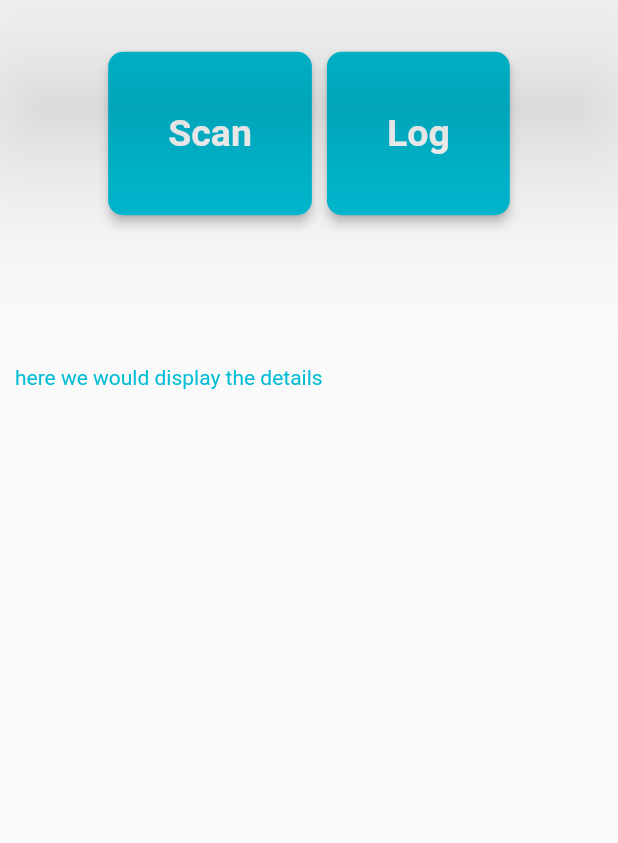
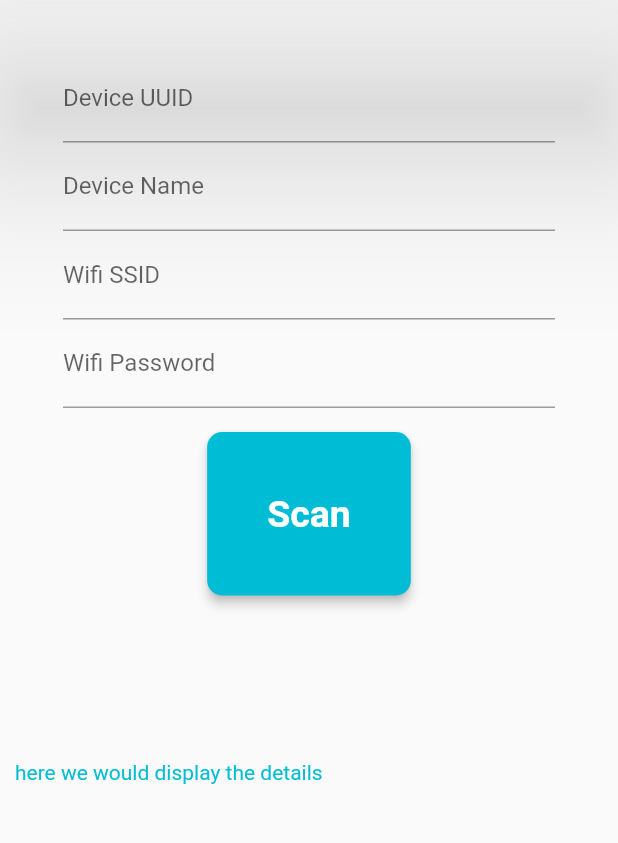
Before and after one commit to arkaja2811/wifi-ES-App, a Flutter app: the Controls screen opened by its route, on a phone screen of 412 x 824 dp, the part 84-927 px from its top. Run offline on Flutter 3.47's test engine with Material 2 defaults, Android fonts, the phone set to English and light mode, and no system bars; our stand-ins replace animated_splash_screen.

Commit message:
request funcitions done

```diff
--- a/lib/pages/controls_page.dart
+++ b/lib/pages/controls_page.dart
@@ -1,5 +1,8 @@
 import 'package:flutter/material.dart';
 import 'package:flutter/services.dart';
+import 'package:wifies/utils/routes.dart';
+import 'package:wifies/utils/strings.dart';
+
 
 class Controls extends StatefulWidget {
   const Controls({ Key? key }) : super(key: key);
@@ -9,6 +12,13 @@ class Controls extends StatefulWidget {
 }
 
 class _ControlsState extends State<Controls> {
+
+   final _formKey=GlobalKey<FormState>();
+  //  String uuid='';
+  //  String wifiId='';
+  //  String deviceName='';
+  //  String wifiPswd='';
+
   @override
   Widget build(BuildContext context) {
     return Scaffold(
@@ -41,6 +51,7 @@ class _ControlsState extends State<Controls> {
         padding: EdgeInsets.symmetric(vertical: 10.0, horizontal: 10.0),
         child: Container(
 
+          child: SingleChildScrollView(
             child: Column(
               mainAxisAlignment: MainAxisAlignment.center,
               children: [
@@ -48,9 +59,79 @@ class _ControlsState extends State<Controls> {
                   height: 10.0,
                   width: 10.0,
                 ),
-              Row(
-              mainAxisAlignment: MainAxisAlignment.center,
-              children: [
+
+
+              Form(
+                key:_formKey,
+                child: Column(children: [
+                  Padding(padding: const EdgeInsets.symmetric(vertical: 16, horizontal: 32),
+                  child: Column(children: [
+                    TextFormField(decoration: InputDecoration(hintText: "Enter UUID of device", labelText: "Device UUID"),
+                    validator: (value){
+                      if(value!.isEmpty){
+                        return "UUID can't be empty";
+                      }
+                      return null;
+                    },
+                    onChanged: (value){
+                      Str.uuid=value;
+                      setState(() {
+
+                      });
+                    },
+                    ),
+
+                    TextFormField(decoration: InputDecoration(hintText: "Enter Device name", labelText: "Device Name"),
+                    validator: (value){
+                      if(value!.isEmpty){
+                        return "Device Name can't be empty";
+                      }
+                      return null;
+                    },
+                    onChanged: (value){
+                      Str.deviceName=value;
+                      setState(() {
+
+                      });
+                    },
+                    ),
+
+                    TextFormField(decoration: InputDecoration(hintText: "Enter SSID of wifi", labelText: "Wifi SSID"),
+                    validator: (value){
+                      if(value!.isEmpty){
+                        return "Wifi SSID can't be empty";
+                      }
+                      return null;
+                    },
+                    onChanged: (value){
+                      Str.wifiId=value;
+                      setState(() {
+
+                      });
+                    },
+                    ),
+
+                    TextFormField(decoration: InputDecoration(hintText: "Enter password of wifi", labelText: "Wifi Password"),
+                    validator: (value){
+                      if(value!.isEmpty){
+                        return "Password can't be empty";
+                      }
+                      return null;
+                    },
+                    onChanged: (value){
+                      Str.wifiPswd=value;
+                      setState(() {
+
+                      });
+                    },
+                    ),
+
+                  ],),),
+
+                ],),),
+
+
+
               ElevatedButton(
 
                           onPressed: () {  },
@@ -70,23 +151,19 @@ class _ControlsState extends State<Controls> {
                 width: 10.0,
               ),
 
-              ElevatedButton(
+              // ElevatedButton(
 
-                          onPressed: () {  },
-                          child: Text('Log', style: TextStyle(fontSize: 25.0, color: Colors.white, fontWeight: FontWeight.bold, ),),
-                          style: ElevatedButton.styleFrom(
-                       primary: Colors.cyan, //background color of button
-                       elevation: 3, //elevation of button
-                       shape: RoundedRectangleBorder( //to set border radius to button
-                      borderRadius: BorderRadius.circular(10)
-                  ),
-                        padding: EdgeInsets.all(40) //content padding inside button
-                   ),
-                          ),
-
-
-            ],
-            ),
+              //             onPressed: () {  },
+              //             child: Text('Log', style: TextStyle(fontSize: 25.0, color: Colors.white, fontWeight: FontWeight.bold, ),),
+              //             style: ElevatedButton.styleFrom(
+              //          primary: Colors.cyan, //background color of button
+              //          elevation: 3, //elevation of button
+              //          shape: RoundedRectangleBorder( //to set border radius to button
+              //         borderRadius: BorderRadius.circular(10)
+              //     ),
+              //           padding: EdgeInsets.all(40) //content padding inside button
+              //      ),
+              //             ),
 
               SizedBox(
 
@@ -107,6 +184,7 @@ class _ControlsState extends State<Controls> {
             ),
           ),
         ),
+      ),
     );
   }
 }
--- /dev/null
+++ b/lib/utils/requests.dart
@@ -0,0 +1,93 @@
+
+import 'package:wifies/utils/strings.dart';
+
+
+import 'dart:convert';
+
+import 'package:http/http.dart' as http;
+
+class RequestsToServer{
+
+  static var client = http.Client();
+  //Login request
+
+  void login_request(List<String> arguments) async {
+    try {
+      var response = await client.post(
+          Uri.https('0.0.0.0:8000', '/login'),
+          body: {'username': Str.name, 'password': Str.pswd});
+      var decodedResponse = jsonDecode(utf8.decode(response.bodyBytes)) as Map;
+      var msg = Uri.parse(decodedResponse['msg'] as String);
+      print(await client.get(msg));
+    } finally {
+      client.close();
+    }
+  }
+
+  void register_request(List<String> arguments) async {
+    try {
+      var response = await client.post(
+          Uri.https('0.0.0.0:8000', '/register'),
+          body: {'username': Str.name, 'password': Str.pswd});
+      var decodedResponse = jsonDecode(utf8.decode(response.bodyBytes)) as Map;
+      var msg = Uri.parse(decodedResponse['msg'] as String);
+      print(await client.get(msg));
+    } finally {
+      client.close();
+    }
+  }
+
+  void add_device_request(List<String> arguments) async {
+    try {
+      var response = await client.post(
+          Uri.https('0.0.0.0:8000', '/add_device'),
+          body: {'device_uuid': Str.uuid, 'device_name': Str.deviceName});
+      var decodedResponse = jsonDecode(utf8.decode(response.bodyBytes)) as Map;
+      var msg = Uri.parse(decodedResponse['msg'] as String);
+      print(await client.get(msg));
+    } finally {
+      client.close();
+    }
+  }
+
+  void add_wifi_deets_request(List<String> arguments) async {
+    try {
+      var response = await client.post(
+          Uri.https('0.0.0.0:8000', '/add_wifi_deets'),
+          body: {'ssid': Str.wifiId, 'password': Str.wifiPswd});
+      var decodedResponse = jsonDecode(utf8.decode(response.bodyBytes)) as Map;
+      var msg = Uri.parse(decodedResponse['msg'] as String);
+      var uuid = Uri.parse(decodedResponse['uuid'] as String);
+      print(await client.get(msg));
+      print(await client.get(uuid));
+    } finally {
+      client.close();
+    }
+  }
+
+  void get_wifi_ect_for_app_request(List<String> arguments) async {
+    try {
+      var response = await client.post(
+          Uri.https('0.0.0.0:8000', '/get_wifi_ect_for_app'),
+          body: {'username': Str.wifiId});
+      var decodedResponse = jsonDecode(utf8.decode(response.bodyBytes)) as Map;
+      var msg = decodedResponse['wifi'];
+      var ect=Uri.parse(msg['ect'] as String);;
+      var krack=Uri.parse(msg['krack'] as String);
+      var password= Uri.parse(msg['password'] as String);
+      var ssid=Uri.parse(msg['ssid'] as String);
+      var user_id=Uri.parse(msg['user_id'] as String);
+      var uuid=Uri.parse(msg['uuid'] as String);
+
+      print(await client.get(ect));
+      print(await client.get(krack));
+      print(await client.get(password));
+      print(await client.get(ssid));
+      print(await client.get(user_id));
+      print(await client.get(uuid));
+    } finally {
+      client.close();
+    }
+  }
+
+}
--- /dev/null
+++ b/lib/utils/strings.dart
@@ -0,0 +1,8 @@
+class Str{
+  static  String name="";
+  static  String pswd="";
+  static  String wifiId="";
+  static  String wifiPswd="";
+  static  String uuid="";
+  static  String deviceName="";
+}
--- a/pubspec.yaml
+++ b/pubspec.yaml
@@ -29,6 +29,7 @@ dependencies:
   # Use with the CupertinoIcons class for iOS style icons.
   cupertino_icons: ^1.0.2
   animated_splash_screen: ^1.3.0
+  http: ^0.13.3
 
 dev_dependencies:
   flutter_test:
```
Also changed, not shown: lib/pages/login_page.dart (+8 -1 lines), pubspec.lock. Lines whose indentation alone changed are shown as unchanged.
